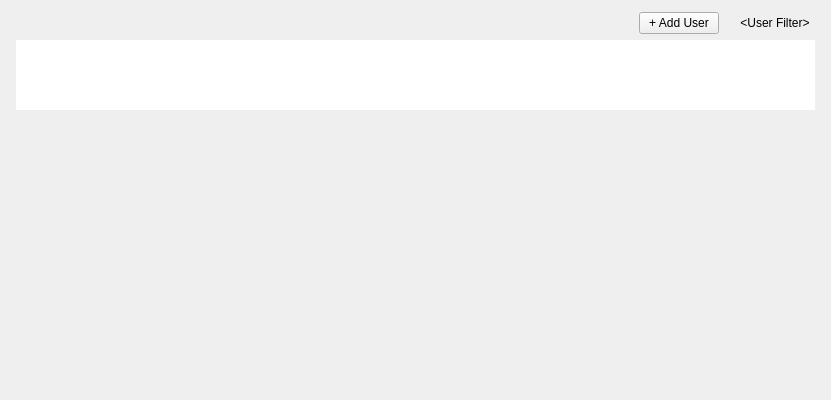
Old version of the form vms/client/nx_vms_client_desktop/src/nx/vms/client/desktop/system_administration/widgets/user_list_widget.ui in the repository networkoptix/nx_open.
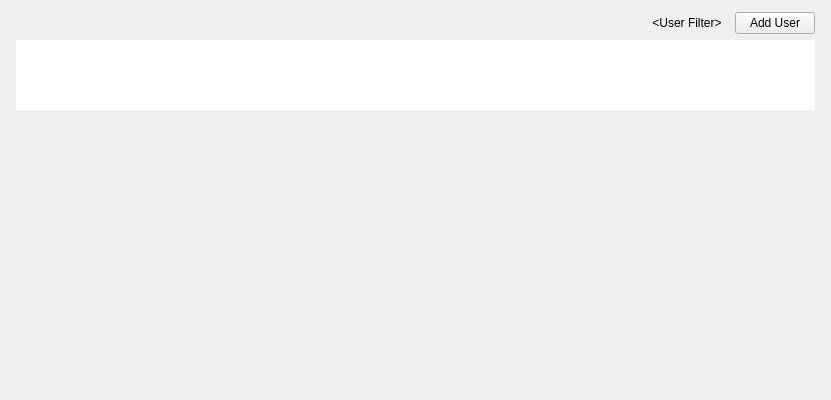
New version of the form. Custom widgets are drawn as their Qt base class.

Commit message: VMS-40663: Fix UI bugs in User and Group lists

The edit to the form file:
```diff
--- a/vms/client/nx_vms_client_desktop/src/nx/vms/client/desktop/system_administration/widgets/user_list_widget.ui
+++ b/vms/client/nx_vms_client_desktop/src/nx/vms/client/desktop/system_administration/widgets/user_list_widget.ui
@@ -34,7 +34,7 @@
      <item>
       <layout class="QHBoxLayout" name="horizontalLayout_5">
        <property name="spacing">
-        <number>16</number>
+        <number>8</number>
        </property>
        <item>
         <widget class="nx::vms::client::desktop::SearchLineEdit" name="filterLineEdit" native="true">
@@ -52,16 +52,6 @@
          </property>
         </widget>
        </item>
-       <item>
-        <widget class="QPushButton" name="createUserButton">
-         <property name="focusPolicy">
-          <enum>Qt::TabFocus</enum>
-         </property>
-         <property name="text">
-          <string>+ Add User</string>
-         </property>
-        </widget>
-       </item>
        <item>
         <widget class="DropdownButton" name="filterButton">
          <property name="sizePolicy">
@@ -81,6 +71,16 @@
          </property>
         </widget>
        </item>
+       <item>
+        <widget class="QPushButton" name="createUserButton">
+         <property name="focusPolicy">
+          <enum>Qt::TabFocus</enum>
+         </property>
+         <property name="text">
+          <string>Add User</string>
+         </property>
+        </widget>
+       </item>
       </layout>
      </item>
      <item>
```
The commit also changes 5 other files.
